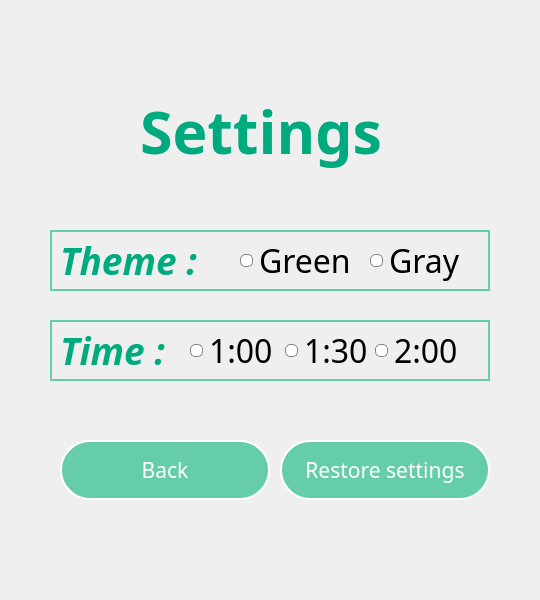
Qt form ui/ui_settings.ui (programmistvdzinsahirybashke/EnglishProject) before a commit.
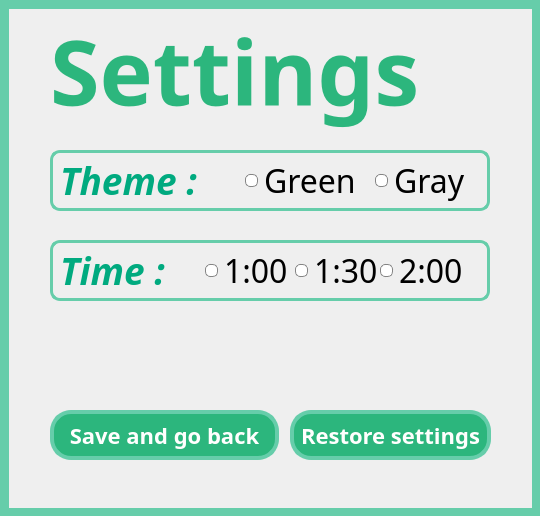
The same form after that commit.

Diff of the .ui file:
```diff
--- a/ui/ui_settings.ui
+++ b/ui/ui_settings.ui
@@ -7,9 +7,21 @@
     <x>0</x>
     <y>0</y>
     <width>540</width>
-    <height>600</height>
+    <height>516</height>
    </rect>
   </property>
+  <property name="minimumSize">
+   <size>
+    <width>540</width>
+    <height>516</height>
+   </size>
+  </property>
+  <property name="maximumSize">
+   <size>
+    <width>540</width>
+    <height>516</height>
+   </size>
+  </property>
   <property name="font">
    <font>
     <family>Montserrat</family>
@@ -18,25 +30,41 @@
   <property name="windowTitle">
    <string>Settings</string>
   </property>
+  <property name="styleSheet">
+   <string notr="true"/>
+  </property>
+  <property name="sizeGripEnabled">
+   <bool>false</bool>
+  </property>
   <widget class="QLabel" name="S">
    <property name="geometry">
     <rect>
-     <x>140</x>
-     <y>90</y>
-     <width>271</width>
-     <height>81</height>
+     <x>50</x>
+     <y>10</y>
+     <width>451</width>
+     <height>121</height>
     </rect>
    </property>
    <property name="font">
     <font>
      <family>Montserrat</family>
-     <pointsize>44</pointsize>
+     <pointsize>-1</pointsize>
      <italic>false</italic>
      <bold>true</bold>
     </font>
    </property>
    <property name="styleSheet">
-    <string notr="true">QLabel {  color : rgb(0, 170, 127); }</string>
+    <string notr="true">QLabel {  font-family: 'Montserrat';
+font-style: normal;
+font-weight: 700;
+font-size: 90px;
+line-height: 150%;
+/* or 135px */
+
+text-align: center;
+letter-spacing: -0.022em;
+
+color: #2CB67D; }</string>
    </property>
    <property name="text">
     <string>Settings</string>
@@ -46,7 +74,7 @@
    <property name="geometry">
     <rect>
      <x>60</x>
-     <y>240</y>
+     <y>160</y>
      <width>171</width>
      <height>41</height>
     </rect>
@@ -69,54 +97,11 @@
     <string>Theme :</string>
    </property>
   </widget>
-  <widget class="QPushButton" name="Back">
-   <property name="geometry">
-    <rect>
-     <x>60</x>
-     <y>440</y>
-     <width>210</width>
-     <height>60</height>
-    </rect>
-   </property>
-   <property name="font">
-    <font>
-     <family>Montserrat Medium</family>
-     <pointsize>16</pointsize>
-    </font>
-   </property>
-   <property name="styleSheet">
-    <string notr="true">QPushButton {
-    color: #333;
-    border: 2px solid white;
-    border-radius: 30px;
-    border-style: outset;
-    background: rgb(102,205,170);
-    padding: 5px;
-    }
-
-QPushButton:hover {
-    background: rgb(3, 205, 150);
-    }
-
-QPushButton:pressed {
-    border-style: inset;
-    background: rgb(70, 255, 150);
-    }
-
-QPushButton
-{
-   color:white;
-}</string>
-   </property>
-   <property name="text">
-    <string>Back</string>
-   </property>
-  </widget>
   <widget class="QRadioButton" name="radioButtonSetGreen">
    <property name="geometry">
     <rect>
-     <x>240</x>
-     <y>240</y>
+     <x>245</x>
+     <y>160</y>
      <width>121</width>
      <height>41</height>
     </rect>
@@ -153,8 +138,8 @@
   <widget class="QRadioButton" name="radioButtonSetDark">
    <property name="geometry">
     <rect>
-     <x>370</x>
-     <y>240</y>
+     <x>375</x>
+     <y>160</y>
      <width>101</width>
      <height>41</height>
     </rect>
@@ -192,7 +177,7 @@
    <property name="geometry">
     <rect>
      <x>60</x>
-     <y>330</y>
+     <y>250</y>
      <width>171</width>
      <height>41</height>
     </rect>
@@ -219,8 +204,8 @@
   <widget class="QRadioButton" name="radioButtonSetTimeMInuteThirty">
    <property name="geometry">
     <rect>
-     <x>285</x>
-     <y>330</y>
+     <x>295</x>
+     <y>250</y>
      <width>81</width>
      <height>41</height>
     </rect>
@@ -257,8 +242,8 @@
   <widget class="QRadioButton" name="radioButtonSetTimeMInute">
    <property name="geometry">
     <rect>
-     <x>190</x>
-     <y>330</y>
+     <x>205</x>
+     <y>250</y>
      <width>81</width>
      <height>41</height>
     </rect>
@@ -296,14 +281,14 @@
    <property name="geometry">
     <rect>
      <x>50</x>
-     <y>320</y>
+     <y>240</y>
      <width>440</width>
      <height>61</height>
     </rect>
    </property>
    <property name="styleSheet">
-    <string notr="true">    border: 2px solid  rgb(102,205,170);
-</string>
+    <string notr="true">border: 3px solid #66CDAA;
+border-radius: 10px;</string>
    </property>
    <property name="frameShape">
     <enum>QFrame::StyledPanel</enum>
@@ -316,14 +301,14 @@
    <property name="geometry">
     <rect>
      <x>50</x>
-     <y>230</y>
+     <y>150</y>
      <width>440</width>
      <height>61</height>
     </rect>
    </property>
    <property name="styleSheet">
-    <string notr="true">    border: 2px solid  rgb(102,205,170);
-</string>
+    <string notr="true">border: 3px solid #66CDAA;
+border-radius: 10px;</string>
    </property>
    <property name="frameShape">
     <enum>QFrame::StyledPanel</enum>
@@ -335,8 +320,8 @@
   <widget class="QRadioButton" name="radioButtonSetTimeTwoMinutes">
    <property name="geometry">
     <rect>
-     <x>375</x>
-     <y>330</y>
+     <x>380</x>
+     <y>250</y>
      <width>91</width>
      <height>41</height>
     </rect>
@@ -370,28 +355,77 @@
     <string>2:00</string>
    </property>
   </widget>
+  <widget class="QPushButton" name="Back">
+   <property name="geometry">
+    <rect>
+     <x>50</x>
+     <y>410</y>
+     <width>229</width>
+     <height>50</height>
+    </rect>
+   </property>
+   <property name="font">
+    <font>
+     <family>Montserrat</family>
+     <pointsize>-1</pointsize>
+     <italic>false</italic>
+     <bold>true</bold>
+    </font>
+   </property>
+   <property name="styleSheet">
+    <string notr="true">QPushButton {
+background: #2CB67D;
+border: 4px solid #66CDAA;
+border-radius: 21px;
+    padding: 5px;
+    }
+
+QPushButton:hover {
+    background: #66CDAB;
+    }
+
+QPushButton:pressed {
+    background: #2CB67D;
+    }
+
+QPushButton
+{
+ font-family: 'Montserrat';
+font-style: normal;
+font-weight: 600;
+font-size: 22px;
+line-height: 29px;
+text-align: center;
+
+color: #FFFFFE;
+}</string>
+   </property>
+   <property name="text">
+    <string>Save and go back</string>
+   </property>
+  </widget>
   <widget class="QPushButton" name="RestoreSettings">
    <property name="geometry">
     <rect>
-     <x>280</x>
-     <y>440</y>
-     <width>210</width>
-     <height>60</height>
+     <x>290</x>
+     <y>410</y>
+     <width>201</width>
+     <height>50</height>
     </rect>
    </property>
    <property name="font">
     <font>
-     <family>Montserrat Medium</family>
-     <pointsize>16</pointsize>
+     <family>Montserrat</family>
+     <pointsize>-1</pointsize>
+     <italic>false</italic>
+     <bold>true</bold>
     </font>
    </property>
    <property name="styleSheet">
     <string notr="true">QPushButton {
-    color: #333;
-    border: 2px solid white;
-    border-radius: 30px;
-    border-style: outset;
-    background: rgb(102,205,170);
+background: #2CB67D;
+border: 4px solid #66CDAA;
+border-radius: 21px;
     padding: 5px;
     }
 
@@ -406,13 +440,41 @@
 
 QPushButton
 {
-   color:white;
+ font-family: 'Montserrat';
+font-style: normal;
+font-weight: 600;
+font-size: 22px;
+line-height: 29px;
+text-align: center;
+
+color: #FFFFFE;
 }</string>
    </property>
    <property name="text">
     <string>Restore settings</string>
    </property>
   </widget>
+  <widget class="QFrame" name="frame">
+   <property name="geometry">
+    <rect>
+     <x>0</x>
+     <y>0</y>
+     <width>541</width>
+     <height>517</height>
+    </rect>
+   </property>
+   <property name="styleSheet">
+    <string notr="true">border: 9px solid #66CDAA;
+</string>
+   </property>
+   <property name="frameShape">
+    <enum>QFrame::StyledPanel</enum>
+   </property>
+   <property name="frameShadow">
+    <enum>QFrame::Raised</enum>
+   </property>
+  </widget>
+  <zorder>frame</zorder>
   <zorder>frame_7</zorder>
   <zorder>frame_5</zorder>
   <zorder>S</zorder>
```
Left out of the diff: 7 changed lines with no effect on the pictures.
